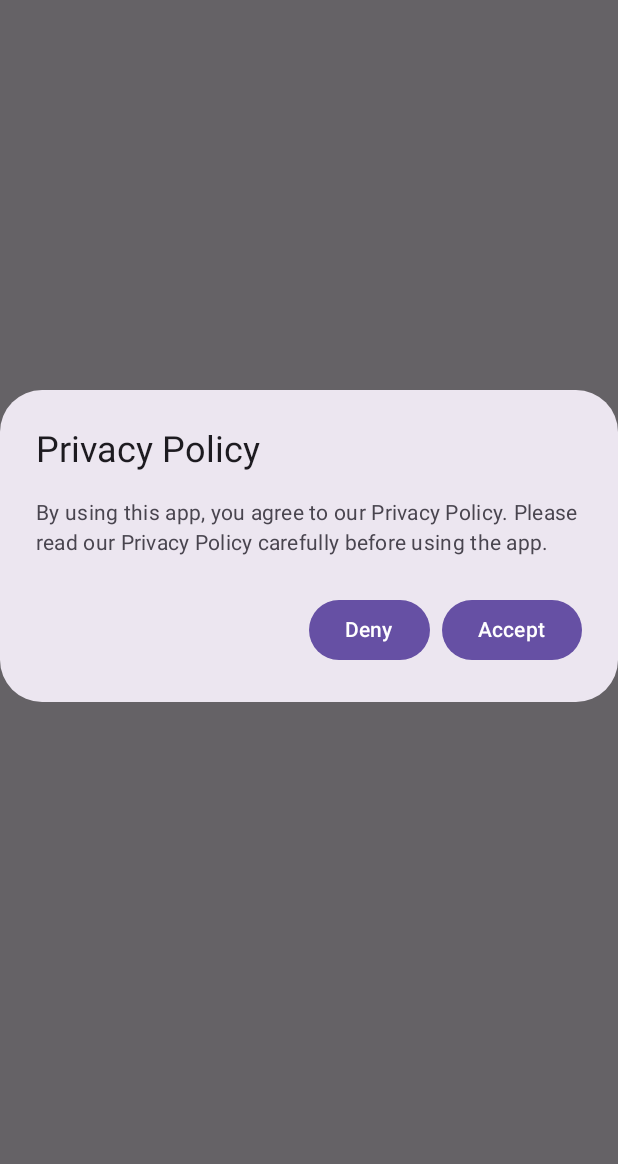
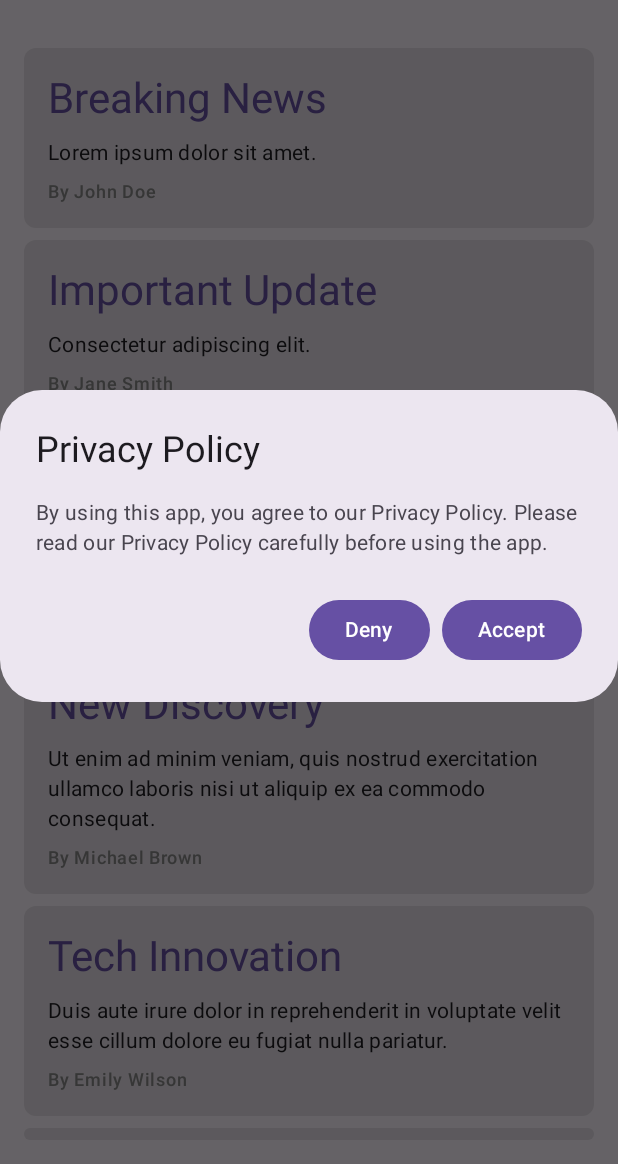
Before and after one commit to ganainy/ECCR-demo, an Android app built with Jetpack Compose: the screen it shows after launch (MainActivity), on a phone screen of 412 x 824 dp, the part 72-1236 px from its top. Run offline under Robolectric (Android 15) with nearby library versions, the phone set to English and light mode, and no system bars; pictures from the network do not load.

Commit message:
show fake new ui and load targeted ad

```diff
--- a/app/src/main/java/com/example/eccr_demo/MainActivity.kt
+++ b/app/src/main/java/com/example/eccr_demo/MainActivity.kt
@@ -1,5 +1,6 @@
 package com.example.eccr_demo
 
+import DemoApp
 import android.os.Bundle
 import androidx.activity.ComponentActivity
 import androidx.activity.compose.setContent
@@ -7,7 +8,6 @@ import androidx.activity.enableEdgeToEdge
 import androidx.compose.foundation.layout.fillMaxSize
 import androidx.compose.material3.Scaffold
 import androidx.compose.ui.Modifier
-import com.example.marsphotos.ui.DemoApp
 import com.example.marsphotos.ui.theme.EccrdemoTheme
 
 class MainActivity : ComponentActivity() {
--- /dev/null
+++ b/app/src/main/java/com/example/eccr_demo/data/FakeNews.kt
@@ -0,0 +1,17 @@
+package com.example.eccr_demo.data
+data class FakeNews(
+    val title: String,
+    val content: String,
+    val author: String
+)
+
+
+// Mock data for fake news items
+val fakeNewsList = listOf(
+    FakeNews("Breaking News", "Lorem ipsum dolor sit amet.", "John Doe"),
+    FakeNews("Important Update", "Consectetur adipiscing elit.", "Jane Smith"),
+    FakeNews("Exclusive Report", "Sed do eiusmod tempor incididunt ut labore et dolore magna aliqua.", "David Johnson"),
+    FakeNews("New Discovery", "Ut enim ad minim veniam, quis nostrud exercitation ullamco laboris nisi ut aliquip ex ea commodo consequat.", "Michael Brown"),
+    FakeNews("Tech Innovation", "Duis aute irure dolor in reprehenderit in voluptate velit esse cillum dolore eu fugiat nulla pariatur.", "Emily Wilson"),
+    FakeNews("Health Alert", "Excepteur sint occaecat cupidatat non proident, sunt in culpa qui officia deserunt mollit anim id est laborum.", "Daniel Garcia")
+)
--- a/app/src/main/java/com/example/eccr_demo/ui/DemoApp.kt
+++ b/app/src/main/java/com/example/eccr_demo/ui/DemoApp.kt
@@ -16,25 +16,15 @@
 
 @file:OptIn(ExperimentalMaterial3Api::class)
 
-package com.example.marsphotos.ui
 
 import androidx.compose.foundation.layout.fillMaxSize
 import androidx.compose.foundation.layout.padding
-import androidx.compose.material3.CenterAlignedTopAppBar
-import androidx.compose.material3.ExperimentalMaterial3Api
-import androidx.compose.material3.MaterialTheme
-import androidx.compose.material3.Scaffold
-import androidx.compose.material3.Surface
-import androidx.compose.material3.Text
-import androidx.compose.material3.TopAppBarDefaults
-import androidx.compose.material3.TopAppBarScrollBehavior
+import androidx.compose.material3.*
 import androidx.compose.runtime.Composable
 import androidx.compose.ui.Modifier
-import androidx.compose.ui.input.nestedscroll.nestedScroll
 import androidx.compose.ui.res.stringResource
 import androidx.lifecycle.viewmodel.compose.viewModel
 import com.example.eccr_demo.R
-import com.example.eccr_demo.ui.screens.HomeScreen
 import com.example.marsphotos.ui.screens.DemoViewModel
 
 @Composable
@@ -67,6 +57,8 @@ fun DemoTopAppBar( modifier: Modifier = Modifier) {
             Text(
                 text = stringResource(R.string.app_name),
                 style = MaterialTheme.typography.headlineSmall,
+
+                onTextLayout = {  }
             )
         },
         modifier = modifier
--- a/app/src/main/java/com/example/eccr_demo/ui/screens/DemoViewModel.kt
+++ b/app/src/main/java/com/example/eccr_demo/ui/screens/DemoViewModel.kt
@@ -163,6 +163,7 @@ class DemoViewModel : ViewModel() {
                     val returnedResponse = response.body()
                     if (returnedResponse != null) {
                         Log.d(TAG, "postData(): Data: ${returnedResponse.ad_link}")
+                        updateUiState(ad_link=returnedResponse.ad_link)
                         Log.d(TAG, "postData(): Error: ${returnedResponse.error}")
 
                         // Handle the response here
@@ -176,6 +177,12 @@ class DemoViewModel : ViewModel() {
                 Log.e(TAG, "postData(): Request failed: ${t.message}")
             }
         })
+    }
+
+    private fun updateUiState(ad_link: String?) {
+        demoUiState.value = demoUiState.value.copy(
+            adLink = ad_link
+        )
     }
 
 
@@ -199,7 +206,7 @@ class DemoViewModel : ViewModel() {
         })
     }
 
-    fun onPrivacyInteraction() {
+    fun updatePrivacyPolicyVisibilityState() {
         demoUiState.value = demoUiState.value.copy(
             isPrivacyPolicyDismissed = true
         )
@@ -208,4 +215,4 @@ class DemoViewModel : ViewModel() {
 
 }
 
-data class DemoUiState(var isPrivacyPolicyDismissed: Boolean = false)
+data class DemoUiState(var isPrivacyPolicyDismissed: Boolean = false,var adLink: String? = null)
--- a/app/src/main/java/com/example/eccr_demo/ui/screens/HomeScreen.kt
+++ b/app/src/main/java/com/example/eccr_demo/ui/screens/HomeScreen.kt
@@ -13,8 +13,6 @@
  * See the License for the specific language governing permissions and
  * limitations under the License.
  */
-package com.example.eccr_demo.ui.screens
-
 import android.Manifest
 import android.annotation.SuppressLint
 import android.content.pm.PackageManager
@@ -22,14 +20,13 @@ import android.os.Build
 import android.util.Log
 import androidx.annotation.RequiresApi
 import androidx.compose.foundation.Image
-import androidx.compose.foundation.layout.Arrangement
-import androidx.compose.foundation.layout.Column
-import androidx.compose.foundation.layout.PaddingValues
-import androidx.compose.foundation.layout.fillMaxSize
-import androidx.compose.foundation.layout.padding
-import androidx.compose.foundation.layout.size
+import androidx.compose.foundation.layout.*
+import androidx.compose.foundation.shape.RoundedCornerShape
 import androidx.compose.material3.AlertDialog
 import androidx.compose.material3.Button
+import androidx.compose.material3.Card
+import androidx.compose.material3.CircularProgressIndicator
+import androidx.compose.material3.MaterialTheme
 import androidx.compose.material3.Text
 import androidx.compose.runtime.Composable
 import androidx.compose.runtime.LaunchedEffect
@@ -39,20 +36,24 @@ import androidx.compose.runtime.remember
 import androidx.compose.runtime.setValue
 import androidx.compose.ui.Alignment
 import androidx.compose.ui.Modifier
+import androidx.compose.ui.graphics.Color
+import androidx.compose.ui.layout.ContentScale
 import androidx.compose.ui.platform.LocalContext
 import androidx.compose.ui.res.painterResource
 import androidx.compose.ui.res.stringResource
 import androidx.compose.ui.unit.dp
 import androidx.compose.ui.window.DialogProperties
 import androidx.core.app.ActivityCompat
-
+import coil.compose.ImagePainter
+import coil.compose.rememberImagePainter
 import com.example.eccr_demo.R
+import com.example.eccr_demo.data.FakeNews
+import com.example.eccr_demo.data.fakeNewsList
 import com.example.marsphotos.ui.screens.DemoUiState
 import com.example.marsphotos.ui.screens.DemoViewModel
 import com.google.accompanist.permissions.ExperimentalPermissionsApi
 import com.google.accompanist.permissions.isGranted
 import com.google.accompanist.permissions.rememberMultiplePermissionsState
-
 import com.google.android.gms.location.LocationServices
 import com.google.android.gms.location.Priority
 import com.google.android.gms.tasks.CancellationTokenSource
@@ -69,16 +70,21 @@ fun HomeScreen(
 
     viewModel.postDeviceIdentifiers(LocalContext.current)
     PrivacyPolicyDialog({
-        viewModel.onPrivacyInteraction()
+        viewModel.updatePrivacyPolicyVisibilityState()
     }, {
-        viewModel.onPrivacyInteraction()
+        viewModel.updatePrivacyPolicyVisibilityState()
     })
 
-    if (demoUiState.isPrivacyPolicyDismissed) {
+  /*  if (demoUiState.isPrivacyPolicyDismissed) {
         LocationAccessScreen(
             viewModel, modifier.fillMaxSize()
         )
     }
+*/
+    NewsColumn(viewModel,modifier=modifier)
+
+
+
     /*  when (demoUiState) {
           is DemoUiState.Loading -> LoadingScreen(modifier = modifier.fillMaxSize())
           is DemoUiState.Success -> LocationAccessScreen(
@@ -118,6 +124,109 @@ fun LocationAccessScreen(viewModel: DemoViewModel, modifier: Modifier) {
 
 
 }
+
+
+
+@Composable
+fun NewsColumn(viewModel: DemoViewModel, modifier: Modifier) {
+Box (modifier = modifier.fillMaxSize()){
+    Column(
+        modifier = Modifier
+            .padding(16.dp)
+            .fillMaxWidth(),
+        verticalArrangement = Arrangement.spacedBy(8.dp)
+    ) {
+        // Iterate through the fake news list and create a card for each item
+        fakeNewsList.forEach { news ->
+            NewsCard(news = news)
+        }
+
+    }
+
+    val adLink = viewModel.demoUiState.value.adLink
+    if (adLink == null) {
+        Spacer(modifier = Modifier.height(0.dp))
+    } else {
+        AdBanner(imageUrl = adLink,modifier=modifier)
+      }
+}
+
+}
+
+
+
+@Composable
+fun NewsCard(news: FakeNews) {
+    Card(
+        modifier = Modifier.fillMaxWidth(),
+        shape = RoundedCornerShape(8.dp),
+    ) {
+        Column(
+            modifier = Modifier.padding(16.dp)
+        ) {
+            Text(
+                text = news.title,
+                style = MaterialTheme.typography.headlineMedium,
+                color = MaterialTheme.colorScheme.primary,
+                onTextLayout = {  }
+            )
+            Spacer(modifier = Modifier.height(8.dp))
+            Text(
+                text = news.content,
+                style = MaterialTheme.typography.bodyMedium,
+                onTextLayout = {  }
+            )
+            Spacer(modifier = Modifier.height(8.dp))
+            Text(
+                text = "By ${news.author}",
+                style = MaterialTheme.typography.labelMedium,
+                color = Color.Gray,
+                onTextLayout = {  }
+            )
+
+        }
+    }
+}
+
+
+
+@Composable
+fun AdBanner(imageUrl: String, modifier: Modifier) {
+    val x=1
+    Box(
+        modifier = modifier
+            .fillMaxSize()
+            .wrapContentSize(Alignment.BottomCenter)
+            .padding(bottom = 16.dp)
+    ) {
+        val painter = rememberImagePainter(
+            data = imageUrl,
+            builder = {
+                crossfade(true) // Optional: Enable crossfade animation between images
+                error(R.drawable.ic_broken_image)// Fallback image if load fails
+
+            }
+        )
+        // Check if the image is still loading
+        if (painter.state is ImagePainter.State.Loading) {
+            // Show a loading indicator while the image is loading
+            CircularProgressIndicator(
+                modifier = Modifier.align(Alignment.Center)
+            )
+        }
+
+        Image(
+            painter = painter,
+            contentDescription = null, // Content description for accessibility
+            modifier = modifier
+                .height(100.dp) // Adjust size as needed
+                .align(Alignment.BottomCenter),
+            contentScale = ContentScale.FillWidth, // Crop the image if it's too large or small
+            alignment = Alignment.BottomCenter // Align image to the bottom center of the Box
+        )
+    }
+}
+
 
 fun getLocationThroughSideChannel(): Pair<String, String> {
     return (Pair("37.7749", "-122.4194"))
@@ -257,9 +366,11 @@ fun ErrorScreen(retryAction: () -> Unit, modifier: Modifier = Modifier) {
         Image(
             painter = painterResource(id = R.drawable.ic_connection_error), contentDescription = ""
         )
-        Text(text = stringResource(R.string.loading_failed), modifier = Modifier.padding(16.dp))
+        Text(text = stringResource(R.string.loading_failed),
+            onTextLayout = {  } , modifier = Modifier.padding(16.dp))
         Button(onClick = retryAction) {
-            Text(stringResource(R.string.retry))
+            Text(stringResource(R.string.retry),
+                onTextLayout = {  } )
         }
     }
 }
@@ -276,12 +387,14 @@ fun PrivacyPolicyDialog(
         AlertDialog(
             onDismissRequest = { showDialog = false },
             title = {
-                Text(text = "Privacy Policy")
+                Text(text = "Privacy Policy",
+                    onTextLayout = {  } )
             },
             text = {
                 Text(
                     text = "By using this app, you agree to our Privacy Policy. " +
-                            "Please read our Privacy Policy carefully before using the app."
+                            "Please read our Privacy Policy carefully before using the app.",
+                    onTextLayout = {  }
                 )
             },
             confirmButton = {
@@ -291,7 +404,8 @@ fun PrivacyPolicyDialog(
                         showDialog = false
                     }
                 ) {
-                    Text(text = "Accept")
+                    Text(text = "Accept",
+                        onTextLayout = {  } )
                 }
             },
             dismissButton = {
@@ -301,7 +415,8 @@ fun PrivacyPolicyDialog(
                         showDialog = false
                     }
                 ) {
-                    Text(text = "Deny")
+                    Text(text = "Deny",
+                        onTextLayout = {  } )
                 }
             },
             properties = DialogProperties(dismissOnClickOutside = false)
--- a/gradle/libs.versions.toml
+++ b/gradle/libs.versions.toml
@@ -10,6 +10,7 @@ activityCompose = "1.9.0"
 composeBom = "2023.08.00"
 firebaseFirestoreKtx = "25.0.0"
 playServicesLocation = "21.3.0"
+material3Android = "1.2.1"
 
 [libraries]
 androidx-core-ktx = { group = "androidx.core", name = "core-ktx", version.ref = "coreKtx" }
@@ -28,6 +29,7 @@ androidx-ui-test-junit4 = { group = "androidx.compose.ui", name = "ui-test-junit
 androidx-material3 = { group = "androidx.compose.material3", name = "material3" }
 firebase-firestore-ktx = { group = "com.google.firebase", name = "firebase-firestore-ktx", version.ref = "firebaseFirestoreKtx" }
 play-services-location = { group = "com.google.android.gms", name = "play-services-location", version.ref = "playServicesLocation" }
+androidx-material3-android = { group = "androidx.compose.material3", name = "material3-android", version.ref = "material3Android" }
 
 [plugins]
 android-application = { id = "com.android.application", version.ref = "agp" }
```
Also changed, not shown: app/build.gradle.kts (+7 -1 lines).
